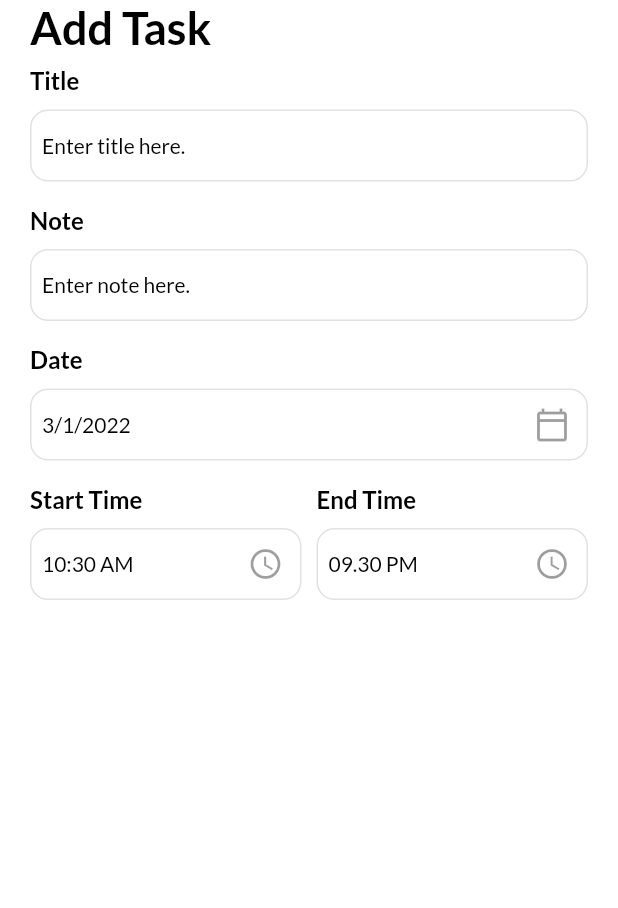
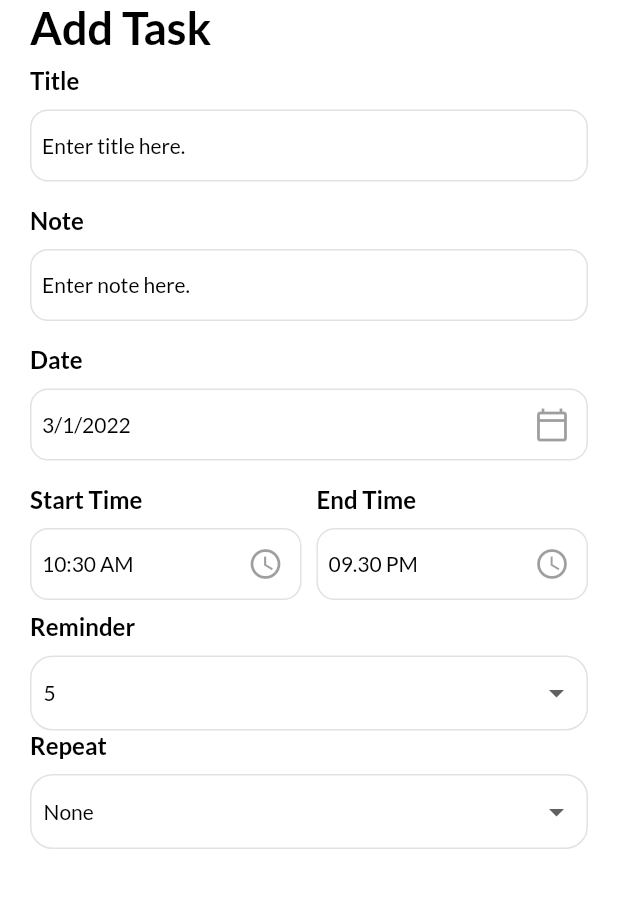
Before and after one commit to sumedchaus/flutter_todo_app, a Flutter app: the AddTaskPage screen opened directly, on a phone screen of 412 x 824 dp, the part 84-992 px from its top. Run offline on Flutter 3.47's test engine with Material 2 defaults, Android fonts, the phone set to English and light mode, and no system bars; our stand-ins replace date_picker_timeline, flutter_local_notifications, get, get_storage, google_fonts, timezone; accounts and stored records are empty.

Commit message:
dropdown

```diff
--- a/lib/add_task_page.dart
+++ b/lib/add_task_page.dart
@@ -1,8 +1,11 @@
 import 'package:flutter/material.dart';
 import 'package:flutter_todo_app/thems.dart';
 import 'package:flutter_todo_app/widgets/my_input_filed.dart';
+import 'package:flutter_todo_app/widgets/reusable_dropdown.dart';
 import 'package:get/get.dart';
 import 'package:intl/intl.dart';
+
+import 'model/dropdown_model.dart';
 
 class AddTaskPage extends StatefulWidget {
   AddTaskPage({Key? key}) : super(key: key);
@@ -16,6 +19,14 @@ class _AddTaskPageState extends State<AddTaskPage> {
   String _endTime = "09.30 PM";
   String _startTime = DateFormat("hh:mm a").format(DateTime.now()).toString();
   int _selectedRemind = 5;
+  List<int> remindList = [5, 10, 15, 20];
+  String _selectedRepeat = "None";
+  List<String> repeatList = [
+    "None",
+    "Daily",
+    "Weekly",
+    "Monthly"
+  ];
 
   @override
   Widget build(BuildContext context) {
@@ -76,7 +87,26 @@ class _AddTaskPageState extends State<AddTaskPage> {
                       ),
                     ),
                   ],
-                )
+                ),
+                ReusableDropdown(
+                  title: "Reminder",
+                  value: _selectedRemind.toString(),
+                  onChanged: (String val) {
+                    setState(() {
+                      _selectedRemind = int.parse(val);
+                    });
+                  },
+                  items: remindList,
+                ),
+                ReusableDropdown(
+                    title: "Repeat",
+                    value: _selectedRepeat,
+                    items: repeatList,
+                    onChanged: (String val){
+                      setState(() {
+                        _selectedRepeat = val;
+                      });
+                    })
               ],
             ),
           ),
@@ -123,7 +153,7 @@ class _AddTaskPageState extends State<AddTaskPage> {
     }
   }
 
-  _getTimeFromUser ({required bool isStartTime}) async{
+  _getTimeFromUser({required bool isStartTime}) async {
     var pickTime = await _showTimePicker();
     String _formatedTime = pickTime.format(context);
     if (pickTime == null) {
@@ -131,12 +161,10 @@ class _AddTaskPageState extends State<AddTaskPage> {
     } else if (isStartTime == true) {
       setState(() {
         _startTime = _formatedTime;
-
       });
     } else if (isStartTime == false) {
       setState(() {
         _endTime = _formatedTime;
-
       });
     }
   }
@@ -150,3 +178,41 @@ class _AddTaskPageState extends State<AddTaskPage> {
             minute: int.parse(_startTime.split(":")[1].split(" ")[0])));
   }
 }
+
+
+
+
+
+
+//       Column(
+//                   crossAxisAlignment: CrossAxisAlignment.start,
+//                   children: [
+//                     Text(
+//                       "Remind",
+//                       style: titleStyle,
+//                     ),
+//                     Container(
+//                       padding: const EdgeInsets.symmetric(horizontal: 8),
+//                       decoration: BoxDecoration(
+//                         borderRadius: BorderRadius.circular(15),
+//                         border: Border.all(color: Colors.grey.withOpacity(0.3)),
+//                       ),
+//                       child: DropdownButton(
+//                           isExpanded: true,
+//                           underline: SizedBox.shrink(),
+//                           value: _selectedRemind.toString(),
+//                           items: remindList
+//                               .map<DropdownMenuItem<String>>((int value) {
+//                             return DropdownMenuItem<String>(
+//                               value: value.toString(),
+//                               child: Text(value.toString()),
+//                             );
+//                           }).toList(),
+//                           onChanged: (String? newValue) {
+//                             setState(() {
+//                               _selectedRemind = int.parse(newValue!);
+//                             });
+//                           }),
+//                     ),
+//                   ],
+//                 )
--- /dev/null
+++ b/lib/model/dropdown_model.dart
@@ -0,0 +1,6 @@
+class DropDownModel {
+  int id;
+  String name;
+
+  DropDownModel({required this.id, required this.name});
+}
--- /dev/null
+++ b/lib/widgets/reusable_dropdown.dart
@@ -0,0 +1,55 @@
+import 'package:flutter/material.dart';
+
+import '../thems.dart';
+
+
+class ReusableDropdown extends StatelessWidget {
+  ReusableDropdown(
+      {required this.title,
+        required this.value,
+        required this.items,
+        required this.onChanged});
+
+  String title;
+  String value;
+  List items;
+  void Function(String) onChanged;
+
+  @override
+  Widget build(BuildContext context) {
+    return Column(
+      crossAxisAlignment: CrossAxisAlignment.start,
+      children: [
+        Text(
+          title,
+          style: titleStyle,
+        ),
+        const SizedBox(
+          height: 10,
+        ),
+        Container(
+          padding: const EdgeInsets.symmetric(horizontal: 8),
+          decoration: BoxDecoration(
+            borderRadius: BorderRadius.circular(15),
+            border: Border.all(color: Colors.grey.withOpacity(0.3)),
+          ),
+          child: DropdownButton(
+            style: subTitleStyle,
+            isExpanded: true,
+            underline: SizedBox.shrink(),
+            value: value,
+            items: items.map((t) {
+              return DropdownMenuItem<String>(
+                value: t.toString(),
+                child: Text(t.toString()),
+              );
+            }).toList(),
+            onChanged: (String? val) {
+              onChanged(val!);
+            },
+          ),
+        ),
+      ],
+    );
+  }
+}
```
